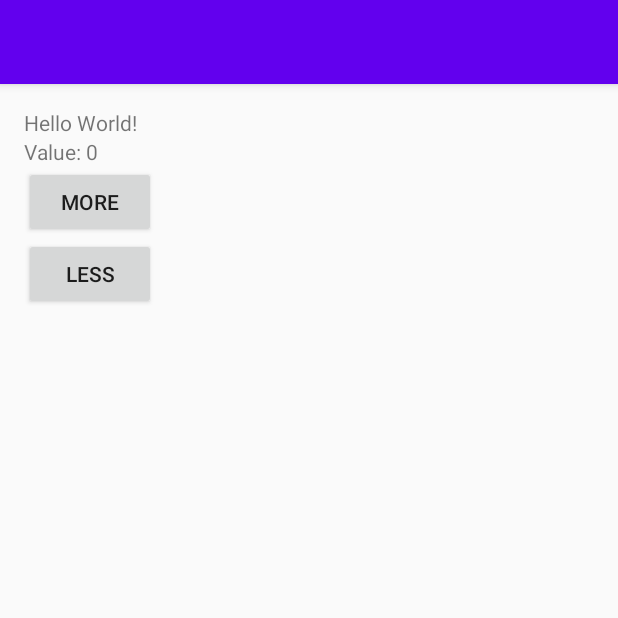
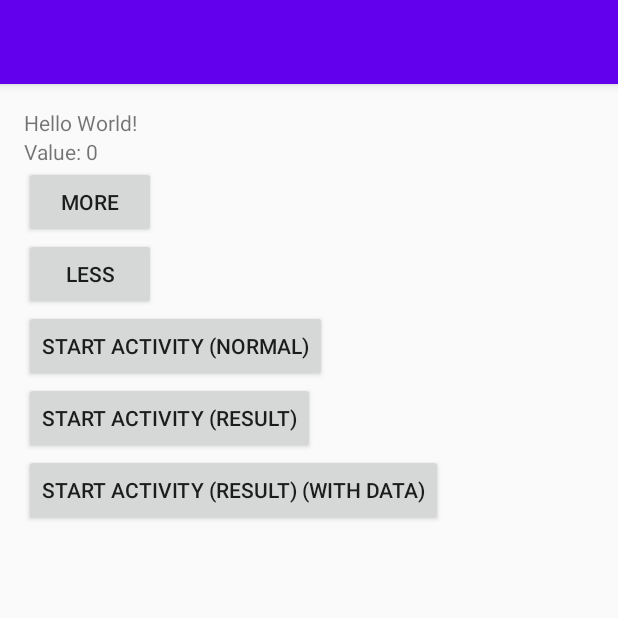
Before and after one commit to inlacou/Formacion, an Android app: the screen it shows after launch (MainActivity), on a phone screen of 412 x 824 dp, the top half of it. Run offline under Robolectric (Android 15) with nearby library versions, the phone set to English and light mode, and no system bars; our stand-ins replace Timber; 3 statements that could not run were skipped.

Commit message:
Activity basics + Timber

```diff
--- a/app/build.gradle
+++ b/app/build.gradle
@@ -61,4 +61,5 @@ dependencies {
     androidTestImplementation 'androidx.test.ext:junit:1.1.2'
     androidTestImplementation 'androidx.test.espresso:espresso-core:3.3.0'
 
+    implementation 'com.jakewharton.timber:timber:4.7.1'
 }
--- a/app/src/main/java/com/inlacou/fivedaysapp/MainActivity.java
+++ /dev/null
@@ -1,59 +0,0 @@
-package com.inlacou.fivedaysapp;
-
-import androidx.appcompat.app.AppCompatActivity;
-
-import android.os.Bundle;
-import android.view.View;
-import android.widget.Button;
-import android.widget.TextView;
-
-public class MainActivity extends AppCompatActivity {
-
-	private MainActivityModel model = new MainActivityModel();
-	private MainActivityController controller = new MainActivityController(this, model);
-
-	public TextView tvValue = null;
-	public Button btMore = null;
-	public Button btLess = null;
-
-	@Override
-	protected void onCreate(Bundle savedInstanceState) {
-		super.onCreate(savedInstanceState);
-		setContentView(R.layout.activity_main);
-
-		initialize();
-
-		populate();
-
-		setListeners();
-	}
-
-	private void initialize() {
-		tvValue = findViewById(R.id.tv_value);
-		btMore = findViewById(R.id.bt_more);
-		btLess = findViewById(R.id.bt_less);
-	}
-
-	private void populate() {
-		updateValue();
-	}
-
-	private void setListeners() {
-		btMore.setOnClickListener(new View.OnClickListener() {
-			@Override
-			public void onClick(View view) {
-				controller.onButtonMoreClick();
-			}
-		});
-		btLess.setOnClickListener(new View.OnClickListener() {
-			@Override
-			public void onClick(View view) {
-				controller.onButtonLessClick();
-			}
-		});
-	}
-
-	public void updateValue() {
-		tvValue.setText("Value: " + model.currentValue);
-	}
-}
--- a/app/src/main/java/com/inlacou/fivedaysapp/MainActivityController.java
+++ /dev/null
@@ -1,22 +0,0 @@
-package com.inlacou.fivedaysapp;
-
-class MainActivityController {
-
-	private MainActivity view;
-	private MainActivityModel model;
-
-	public MainActivityController(MainActivity view, MainActivityModel model) {
-		this.view = view;
-		this.model = model;
-	}
-
-	public void onButtonMoreClick() {
-		model.currentValue++;
-		view.updateValue();
-	}
-
-	public void onButtonLessClick() {
-		model.currentValue--;
-		view.updateValue();
-	}
-}
--- /dev/null
+++ b/app/src/main/java/com/inlacou/fivedaysapp/main/MainActivity.java
@@ -0,0 +1,139 @@
+package com.inlacou.fivedaysapp.main;
+
+import androidx.annotation.Nullable;
+import androidx.appcompat.app.AppCompatActivity;
+
+import android.content.Intent;
+import android.os.Bundle;
+import android.view.View;
+import android.widget.Button;
+import android.widget.TextView;
+import android.widget.Toast;
+
+import com.inlacou.fivedaysapp.R;
+
+import timber.log.Timber;
+
+public class MainActivity extends AppCompatActivity {
+
+	private MainActivityModel model = new MainActivityModel();
+	private MainActivityController controller = new MainActivityController(this, model);
+
+	public TextView tvValue = null;
+	public Button btMore = null;
+	public Button btLess = null;
+	public Button btStartNormal = null;
+	public Button btStartResult = null;
+	public Button btStartResultWithData = null;
+
+	@Override
+	protected void onCreate(Bundle savedInstanceState) {
+		super.onCreate(savedInstanceState);
+		setContentView(R.layout.activity_main);
+
+		Timber.plant(new Timber.DebugTree()); //TODO move to Application
+
+		initialize();
+
+		populate();
+
+		setListeners();
+	}
+
+	private void initialize() {
+		tvValue = findViewById(R.id.tv_value);
+		btMore = findViewById(R.id.bt_more);
+		btLess = findViewById(R.id.bt_less);
+		btStartNormal = findViewById(R.id.bt_start_activity_normal);
+		btStartResult = findViewById(R.id.bt_start_activity_result);
+		btStartResultWithData = findViewById(R.id.bt_start_activity_result_with_data);
+	}
+
+	private void populate() {
+		updateValue();
+	}
+
+	private void setListeners() {
+		btMore.setOnClickListener(new View.OnClickListener() {
+			@Override
+			public void onClick(View view) {
+				controller.onButtonMoreClick();
+			}
+		});
+		btLess.setOnClickListener(new View.OnClickListener() {
+			@Override
+			public void onClick(View view) {
+				controller.onButtonLessClick();
+			}
+		});
+		btStartNormal.setOnClickListener(new View.OnClickListener() {
+			@Override
+			public void onClick(View view) {
+				controller.onButtonStartNormalClick();
+			}
+		});
+		btStartResult.setOnClickListener(new View.OnClickListener() {
+			@Override
+			public void onClick(View view) {
+				controller.onButtonStartResultClick();
+			}
+		});
+		btStartResultWithData.setOnClickListener(new View.OnClickListener() {
+			@Override
+			public void onClick(View view) {
+				controller.onButtonStartResultWithDataClick();
+			}
+		});
+	}
+
+	public void updateValue() {
+		tvValue.setText("Value: " + model.currentValue);
+	}
+
+	@Override
+	protected void onActivityResult(int requestCode, int resultCode, @Nullable Intent data) {
+		super.onActivityResult(requestCode, resultCode, data);
+		controller.onActivityResult(requestCode, resultCode, data);
+	}
+
+	public void showToast(String s) {
+		Toast.makeText(this, s, Toast.LENGTH_LONG).show();
+	}
+
+	@Override
+	protected void onStart() {
+		super.onStart();
+		Timber.d("onStart");
+	}
+
+	@Override
+	protected void onResume() {
+		super.onResume();
+		Timber.d("onResume");
+	}
+
+	@Override
+	protected void onPause() {
+		Timber.d("onPause");
+		super.onPause();
+	}
+
+	@Override
+	protected void onStop() {
+		Timber.d("onStop");
+		super.onStop();
+	}
+
+	@Override
+	protected void onRestart() {
+		super.onRestart();
+		Timber.d("onRestart");
+	}
+
+	@Override
+	protected void onDestroy() {
+		Timber.d("onDestroy");
+		super.onDestroy();
+	}
+
+}
--- a/app/src/main/java/com/inlacou/fivedaysapp/MainActivityModel.java
+++ b/app/src/main/java/com/inlacou/fivedaysapp/main/MainActivityModel.java
@@ -1,4 +1,4 @@
-package com.inlacou.fivedaysapp;
+package com.inlacou.fivedaysapp.main;
 
 class MainActivityModel {
 
--- a/app/src/main/res/layout/activity_main.xml
+++ b/app/src/main/res/layout/activity_main.xml
@@ -6,7 +6,7 @@
 	android:layout_height="match_parent"
 	android:orientation="vertical"
 	android:padding="@dimen/general"
-	tools:context=".MainActivity">
+	tools:context=".main.MainActivity">
 
 	<TextView
 		android:layout_width="wrap_content"
@@ -28,4 +28,20 @@
 		android:layout_height="wrap_content"
 		android:text="@string/Less"/>
 
+	<Button
+		android:id="@+id/bt_start_activity_normal"
+		android:layout_width="wrap_content"
+		android:layout_height="wrap_content"
+		android:text="@string/Start_activity_normal"/>
+	<Button
+		android:id="@+id/bt_start_activity_result"
+		android:layout_width="wrap_content"
+		android:layout_height="wrap_content"
+		android:text="@string/Start_activity_result"/>
+	<Button
+		android:id="@+id/bt_start_activity_result_with_data"
+		android:layout_width="wrap_content"
+		android:layout_height="wrap_content"
+		android:text="@string/Start_activity_result_with_data"/>
+
 </LinearLayout>
--- a/app/src/main/res/values/strings.xml
+++ b/app/src/main/res/values/strings.xml
@@ -1,4 +1,8 @@
 <resources>
 	<string name="More">More</string>
 	<string name="Less">Less</string>
+	<string name="Start_activity_normal">Start activity (normal)</string>
+	<string name="Start_activity_result">Start activity (result)</string>
+	<string name="Start_activity_result_with_data">Start activity (result) (with data)</string>
+	<string name="End">End</string>
 </resources>
```
Also changed, not shown: app/src/main/AndroidManifest.xml (+6 -1 lines), app/src/main/java/com/inlacou/fivedaysapp/main/MainActivityController.java (added, +56 -0 lines), app/src/main/java/com/inlacou/fivedaysapp/result/ResultActivity.java (added, +59 -0 lines), app/src/main/java/com/inlacou/fivedaysapp/result/ResultActivityController.java (added, +20 -0 lines), app/src/main/java/com/inlacou/fivedaysapp/result/ResultActivityModel.java (added, +7 -0 lines), app/src/main/res/layout/activity_result.xml (added, +16 -0 lines).
